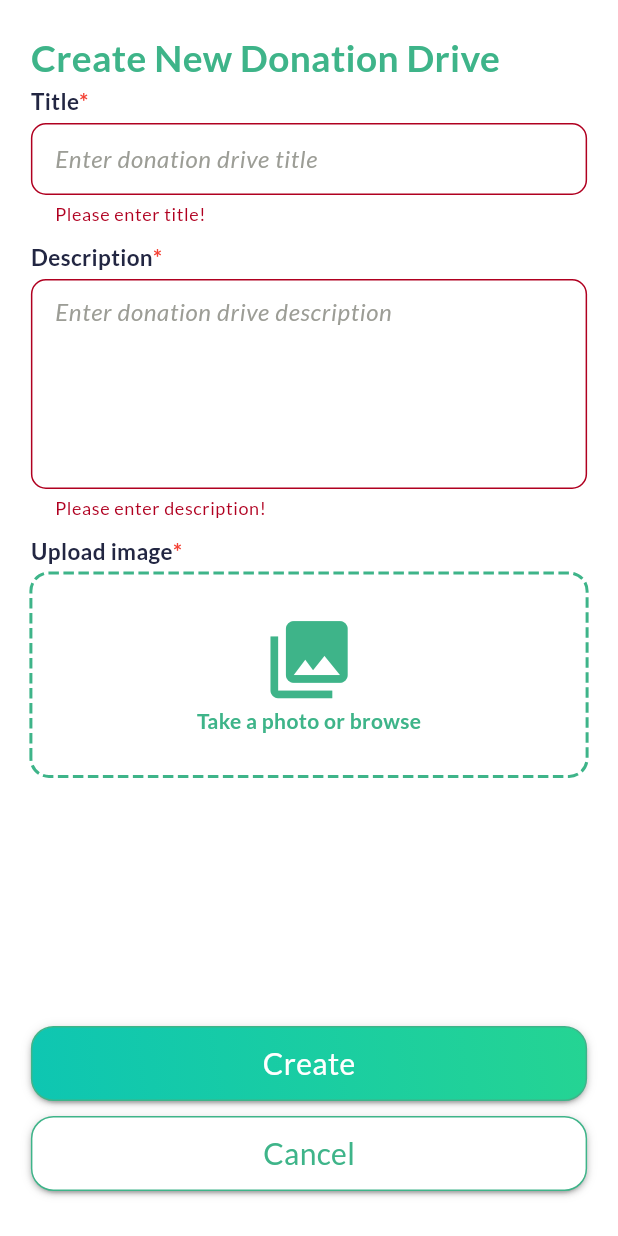
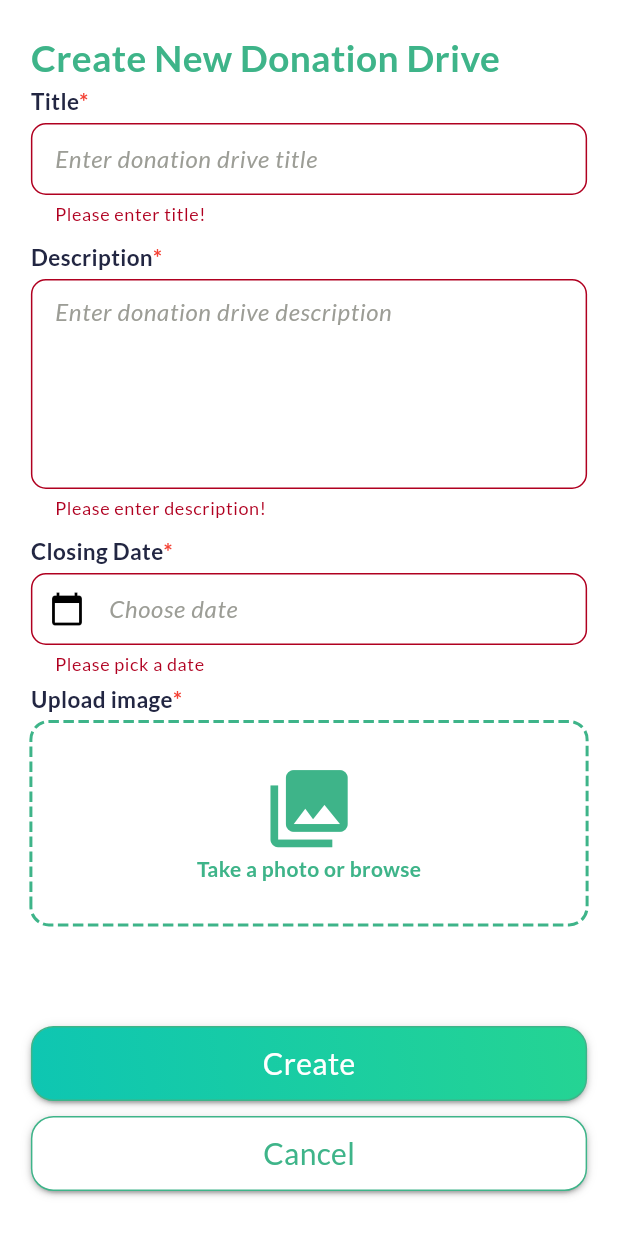
Before and after one commit to cslabiano/cmsc23-project, a Flutter app: the AddDonationDrive screen opened by its route, after a tap on "Create", on a phone screen of 412 x 824 dp. Run offline on Flutter 3.47's test engine with Material 3 defaults, Android fonts, the phone set to English and light mode, and no system bars; drawn by our look-alikes of dotted_border; our stand-ins replace cloud_firestore, firebase_auth, firebase_core, firebase_storage, image_picker; accounts and stored records are empty.

Commit message:
fear: added file upload for adding donation drive

```diff
--- a/lib/models/donation_drive_model.dart
+++ b/lib/models/donation_drive_model.dart
@@ -5,21 +5,23 @@ class DonationDrive {
   String userId;
   String title;
   String description;
-  String dateTime;
+  String date;
+  String imagePath;
 
-  DonationDrive({
-    required this.userId,
-    required this.title,
-    required this.description,
-    required this.dateTime,
-  });
+  DonationDrive(
+      {required this.userId,
+      required this.title,
+      required this.description,
+      required this.date,
+      required this.imagePath});
 
   factory DonationDrive.fromJson(Map<String, dynamic> json) {
     return DonationDrive(
         userId: json['userId'],
         title: json['title'],
         description: json['description'],
-        dateTime: json['dateTime']);
+        date: json['date'],
+        imagePath: json['imagePath']);
   }
 
   static List<DonationDrive> fromJsonArray(String jsonData) {
@@ -34,7 +36,8 @@ class DonationDrive {
       'userId': donationDrive.userId,
       'title': donationDrive.title,
       'description': donationDrive.description,
-      'dateTime': donationDrive.dateTime
+      'date': donationDrive.date,
+      'imagePath': donationDrive.imagePath
     };
   }
 }
--- a/lib/screens/organization/add_donation_drive_organization.dart
+++ b/lib/screens/organization/add_donation_drive_organization.dart
@@ -1,11 +1,15 @@
 // ignore_for_file: prefer_const_constructors, prefer_const_literals_to_create_immutables
+
+import 'dart:io';
 
 import 'package:elbigay/models/donation_drive_model.dart';
 import 'package:elbigay/providers/auth_provider.dart';
 import 'package:elbigay/providers/donation_drive_provider.dart';
+import 'package:elbigay/util/image_util.dart';
 import 'package:firebase_auth/firebase_auth.dart';
 import 'package:flutter/material.dart';
 import 'package:dotted_border/dotted_border.dart';
+import 'package:image_picker/image_picker.dart';
 import 'package:provider/provider.dart';
 
 class AddDonationDrive extends StatefulWidget {
@@ -18,11 +22,23 @@ class AddDonationDrive extends StatefulWidget {
 class _AddDonationDriveState extends State<AddDonationDrive> {
   final _formKey = GlobalKey<FormState>();
   late DonationDrive donationDrive;
+  User? user;
   String? userId;
   String? title;
   String? description;
-  String status = "Open";
-  User? user;
+  DateTime? date;
+  File? selectedImage;
+  String imagePath = "none";
+
+  void setImage() async {
+    XFile? xfile = await getImage(context);
+    File img = File(xfile!.path);
+    setState(() {
+      selectedImage = img;
+    });
+  }
+
+  final TextEditingController _dateController = TextEditingController();
 
   @override
   Widget build(BuildContext context) {
@@ -30,6 +46,8 @@ class _AddDonationDriveState extends State<AddDonationDrive> {
     double screenWidth = MediaQuery.of(context).size.width;
     double screenHeight = MediaQuery.of(context).size.height;
     user = context.watch<UserAuthProvider>().user;
+
+    // print("Date now: ${DateTime.now().toLocal()}");
     return Scaffold(
         resizeToAvoidBottomInset: false,
         appBar: AppBar(
@@ -65,6 +83,84 @@ class _AddDonationDriveState extends State<AddDonationDrive> {
                     child: Row(
                       children: [
                         Text(
+                          "Closing Date",
+                          style: TextStyle(
+                              color: Theme.of(context).colorScheme.secondary,
+                              fontWeight: FontWeight.bold,
+                              fontSize: 15),
+                        ),
+                        const Text(
+                          '*',
+                          style: TextStyle(
+                              color: Colors.red,
+                              fontWeight: FontWeight.bold,
+                              fontSize: 15),
+                        ),
+                      ],
+                    ),
+                  ),
+                  const SizedBox(
+                    height: 5,
+                  ),
+                  TextFormField(
+                    controller: _dateController,
+                    decoration: InputDecoration(
+                      prefixIcon: Icon(Icons.calendar_today),
+                      hintText: "Choose date",
+                      hintStyle: TextStyle(
+                        fontStyle: FontStyle.italic,
+                        color: Theme.of(context).colorScheme.tertiary,
+                      ),
+                      contentPadding: const EdgeInsets.symmetric(
+                          vertical: 10, horizontal: 12),
+                      border: OutlineInputBorder(
+                        borderSide: BorderSide(
+                          color: Theme.of(context).colorScheme.tertiary,
+                        ),
+                        borderRadius: BorderRadius.circular(10),
+                      ),
+                      focusedBorder: OutlineInputBorder(
+                        borderSide: BorderSide(
+                          color: Theme.of(context).colorScheme.primary,
+                          width: 2,
+                        ),
+                        borderRadius: BorderRadius.circular(10),
+                      ),
+                      enabledBorder: OutlineInputBorder(
+                        borderSide: BorderSide(
+                          color: Theme.of(context).colorScheme.tertiary,
+                        ),
+                        borderRadius: BorderRadius.circular(10),
+                      ),
+                    ),
+                    readOnly: true,
+                    validator: (val) {
+                      if (val == null || val.isEmpty) {
+                        return "Please pick a date";
+                      }
+                      return null;
+                    },
+                    onTap: () async {
+                      DateTime? selectedDate = await showDatePicker(
+                          context: context,
+                          initialDate: DateTime.now(),
+                          firstDate: DateTime.now(),
+                          lastDate: DateTime(2100));
+                      if (selectedDate != null) {
+                        date = selectedDate;
+                        _dateController.text =
+                            selectedDate.toString().split(" ")[0];
+                      }
+                    },
+                  ),
+                  const SizedBox(
+                    height: 5,
+                  ),
+                  Align(
+                    alignment: Alignment.topLeft,
+                    child: Row(
+                      children: [
+                        Text(
                           "Upload image",
                           style: TextStyle(
                               color: Theme.of(context).colorScheme.secondary,
@@ -85,8 +181,11 @@ class _AddDonationDriveState extends State<AddDonationDrive> {
                     height: 5,
                   ),
                   GestureDetector(
-                    onTap: () {},
-                    child: DottedBorder(
+                    onTap: () {
+                      setImage();
+                    },
+                    child: selectedImage == null
+                        ? DottedBorder(
                             dashPattern: const [7, 3],
                             strokeWidth: 2,
                             color: Theme.of(context).colorScheme.primary,
@@ -103,18 +202,37 @@ class _AddDonationDriveState extends State<AddDonationDrive> {
                                     borderRadius: BorderRadius.circular(8)),
                                 child: Center(
                                   child: Column(
-                                mainAxisAlignment: MainAxisAlignment.center,
-                                crossAxisAlignment: CrossAxisAlignment.center,
+                                      mainAxisAlignment:
+                                          MainAxisAlignment.center,
+                                      crossAxisAlignment:
+                                          CrossAxisAlignment.center,
                                       children: [
                                         Icon(Icons.photo_library,
-                                      color: Theme.of(context).primaryColor,
+                                            color:
+                                                Theme.of(context).primaryColor,
                                             size: screenWidth * 0.15),
                                         Text("Take a photo or browse",
                                             style: TextStyle(
-                                          color: Theme.of(context).primaryColor,
+                                                color: Theme.of(context)
+                                                    .primaryColor,
                                                 fontWeight: FontWeight.bold)),
                                       ]),
                                 ),
+                              ),
+                            ),
+                          )
+                        : DottedBorder(
+                            dashPattern: const [7, 3],
+                            strokeWidth: 2,
+                            color: Theme.of(context).colorScheme.primary,
+                            borderType: BorderType.RRect,
+                            radius: const Radius.circular(12),
+                            padding: const EdgeInsets.all(6),
+                            child: SizedBox(
+                              width: double.infinity,
+                              height: screenHeight * 0.15,
+                              child: ClipRRect(
+                                child: Image.file(selectedImage!),
                               ),
                             ),
                           ),
@@ -273,13 +391,20 @@ class _AddDonationDriveState extends State<AddDonationDrive> {
             onTap: () {
               if (_formKey.currentState!.validate()) {
                 _formKey.currentState!.save();
+                if (selectedImage != null) {
+                  imagePath = uploadFileForUser(selectedImage!);
                   context.read<DonationDriveProvider>().addDonationDrive(
                       DonationDrive(
                           userId: user!.uid,
                           title: title!,
                           description: description!,
-                        dateTime: "none"));
+                          date: date!.toString(),
+                          imagePath: imagePath));
                   Navigator.pop(context);
+                } else {
+                  ScaffoldMessenger.of(context).showSnackBar(
+                      SnackBar(content: Text("Upload an Image!")));
+                }
               }
             },
             child: Container(
--- a/lib/screens/organization/donation_drive_card_widget.dart
+++ b/lib/screens/organization/donation_drive_card_widget.dart
@@ -62,9 +62,9 @@ class DonationDriveCard extends StatelessWidget {
                                   SizedBox(
                                     height: screenHeight * 0.1,
                                     width: screenWidth * 0.3,
-                                    // child: Image.asset(
-                                    //     _donationDrives[index]
-                                    //         .image),
+                                    // child: Image.network(
+                                    //     donationDrive.imagePath,
+                                    //     fit: BoxFit.fill),
                                   ),
                                   const SizedBox(width: 7),
                                   Expanded(
@@ -99,14 +99,14 @@ class DonationDriveCard extends StatelessWidget {
                                           Row(
                                             children: [
                                               Icon(
-                                                Icons.timelapse_rounded,
+                                                Icons.schedule_outlined,
                                                 color: const Color.fromRGBO(
                                                     128, 128, 128, 1),
                                                 size: screenWidth * 0.05,
                                               ),
                                               const SizedBox(width: 3),
                                               Text(
-                                                donationDrive.dateTime,
+                                                "${DateTime.parse(donationDrive.date).difference(DateTime.now().toLocal()).inDays} days left",
                                                 style: const TextStyle(
                                                     color: Color.fromRGBO(
                                                         128, 128, 128, 1)),
--- a/lib/util/image_util.dart
+++ b/lib/util/image_util.dart
@@ -1,3 +1,5 @@
+// ignore_for_file: prefer_const_constructors
+
 import 'dart:io';
 
 import 'package:firebase_auth/firebase_auth.dart';
@@ -58,17 +60,19 @@ getImage(BuildContext context) async {
   return _file;
 }
 
-Future<bool> uploadFileForUser(File file) async {
+String uploadFileForUser(File file) {
   try {
     final userId = FirebaseAuth.instance.currentUser?.uid;
     final storageRef = FirebaseStorage.instance.ref();
     final fileName = file.path.split("/").last;
     final timestamp = DateTime.now().microsecondsSinceEpoch;
     final uploadRef = storageRef.child("$userId/uploads/$timestamp-$fileName");
-    await uploadRef.putFile(file);
-    return true;
+    String filePath = "$userId/uploads/$timestamp-$fileName";
+    print(filePath);
+    uploadRef.putFile(file);
+    return filePath;
   } catch (e) {
     print(e);
   }
-  return false;
+  return "none";
 }
```
Lines whose indentation alone changed are shown as unchanged.
